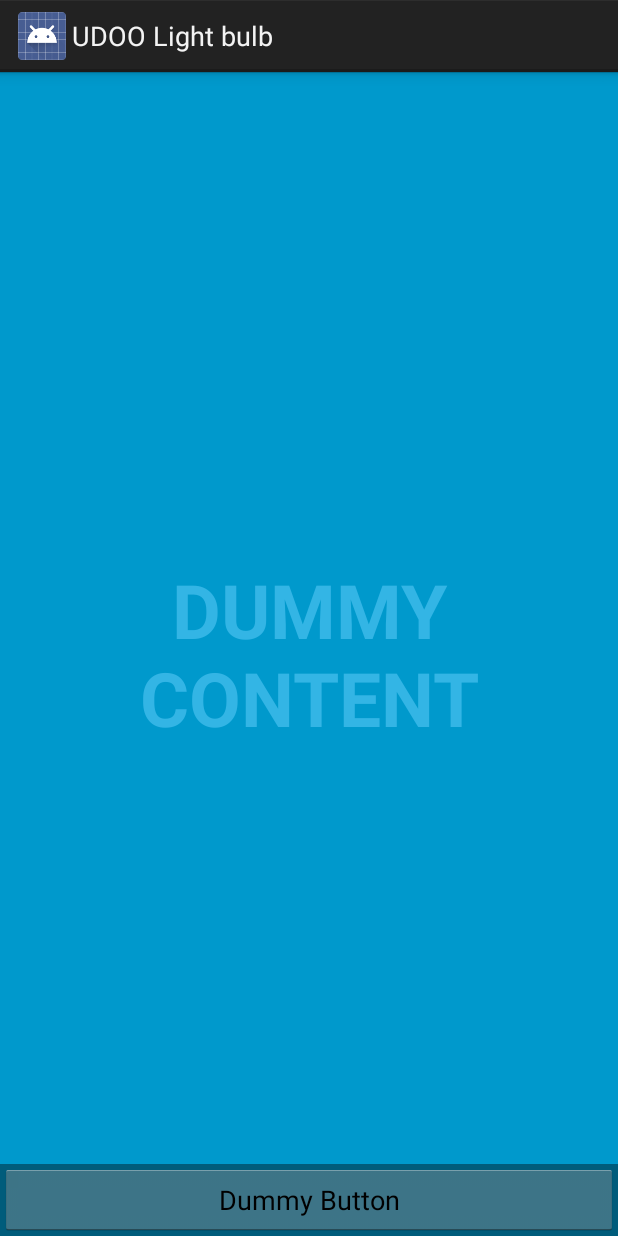
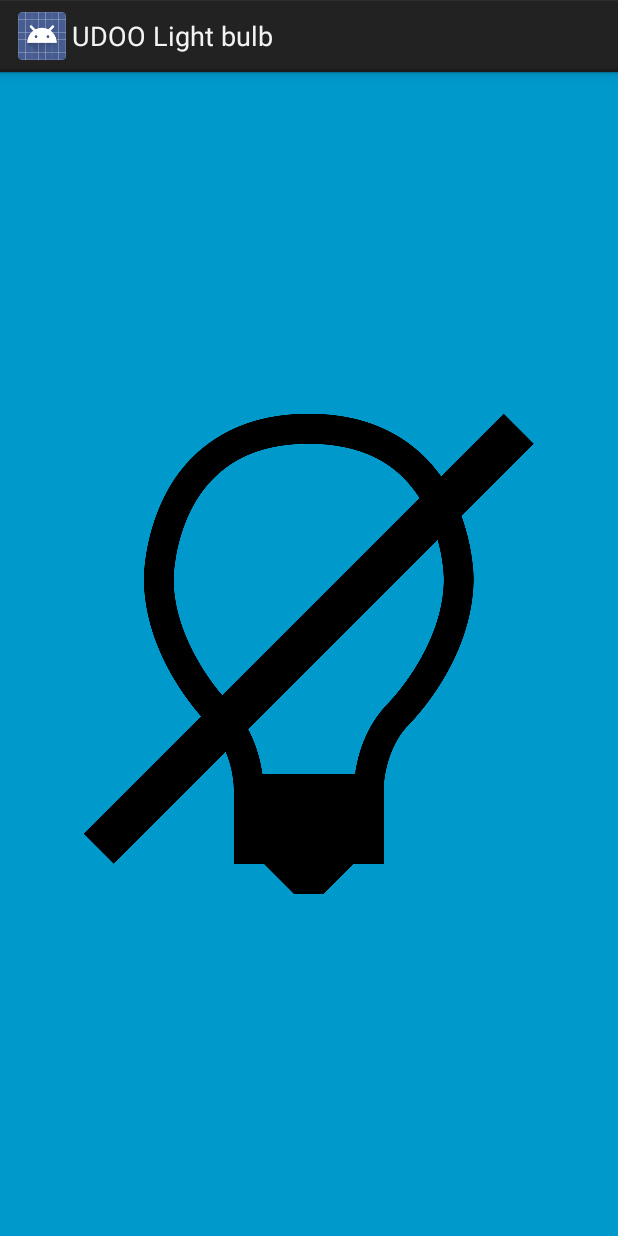
Before and after one commit to palazzem/udoo-adk-lightbulb, an Android app: the layout activity_main.xml on its own in the app's theme, with its tools: preview values and no code run, on a phone screen of 412 x 824 dp. Run offline under Robolectric (Android 15) with nearby library versions, the phone set to English and light mode, and no system bars.

Commit message:
Light bulb on MainActivity

```diff
--- a/lightbulb/src/main/res/layout/activity_main.xml
+++ b/lightbulb/src/main/res/layout/activity_main.xml
@@ -8,15 +8,12 @@
     <!-- The primary full-screen view. This can be replaced with whatever view
          is needed to present your content, e.g. VideoView, SurfaceView,
          TextureView, etc. -->
-    <TextView android:id="@+id/fullscreen_content"
-        android:layout_width="match_parent"
+    <ImageView android:id="@+id/lightbulb"
+        android:layout_width="wrap_content"
         android:layout_height="match_parent"
         android:keepScreenOn="true"
-        android:textColor="#33b5e5"
-        android:textStyle="bold"
-        android:textSize="50sp"
-        android:gravity="center"
-        android:text="@string/dummy_content" />
+        android:layout_gravity="center_horizontal"
+        android:src="@drawable/lightbulb_off"/>
 
     <!-- This FrameLayout insets its children based on system windows using
          android:fitsSystemWindows. -->
@@ -33,13 +30,6 @@
             android:orientation="horizontal"
             tools:ignore="UselessParent">
 
-            <Button android:id="@+id/dummy_button"
-                style="?metaButtonBarButtonStyle"
-                android:layout_width="0dp"
-                android:layout_height="wrap_content"
-                android:layout_weight="1"
-                android:text="@string/dummy_button" />
-
         </LinearLayout>
     </FrameLayout>
 
--- a/lightbulb/src/main/res/values/strings.xml
+++ b/lightbulb/src/main/res/values/strings.xml
@@ -2,7 +2,5 @@
 <resources>
 
     <string name="app_name">UDOO Light bulb</string>
-    <string name="dummy_button">Dummy Button</string>
-    <string name="dummy_content">DUMMY\nCONTENT</string>
 
 </resources>
```
